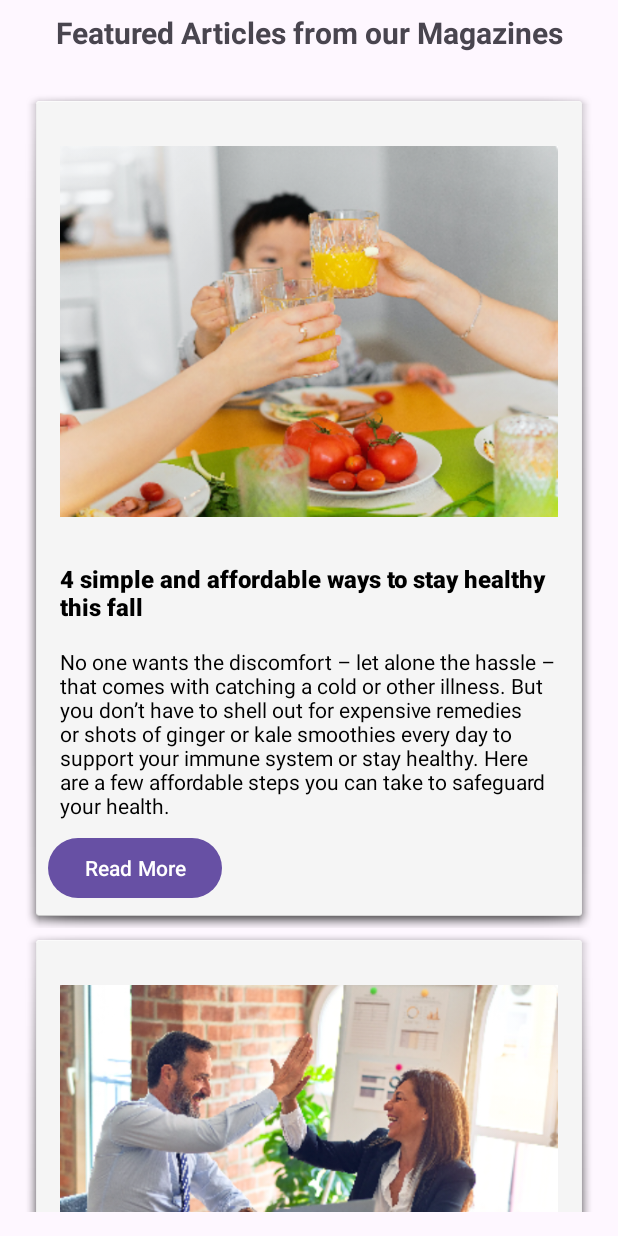
After one commit to AlfieGBC/Group4_4Rent, an Android app: the BlogListActivity screen opened directly, with no data from a screen before it, on a phone screen of 412 x 824 dp. The commit adds this screen. Run offline under Robolectric (Android 15) with nearby library versions, the phone set to English and light mode, and no system bars.

Commit message:
feat: implement the listing page and detail page of bloes

```diff
--- a/app/src/main/AndroidManifest.xml
+++ b/app/src/main/AndroidManifest.xml
@@ -28,6 +28,12 @@
             android:name=".screens.AccountActivity"
             android:exported="false" />
         <activity
+            android:name=".screens.BlogListActivity"
+            android:exported="false" />
+        <activity
+            android:name=".screens.BlogDetailActivity"
+            android:exported="false" />
+        <activity
             android:name=".MyListingsActivity"
             android:exported="false" />
         <activity
--- a/app/src/main/java/com/pp/a4rent/MainActivity.kt
+++ b/app/src/main/java/com/pp/a4rent/MainActivity.kt
@@ -14,6 +14,7 @@ import com.pp.a4rent.screens.RentalsPostListActivity
 import com.pp.a4rent.screens.AccountActivity
 import com.pp.a4rent.screens.LoginActivity
 import com.pp.a4rent.screens.RegisterActivity
+import com.pp.a4rent.screens.BlogListActivity
 
 
 class MainActivity : AppCompatActivity() {
@@ -139,8 +140,8 @@ class MainActivity : AppCompatActivity() {
                 Log.d(TAG, "onOptionsItemSelected: Blog option is selected")
 
                 // navigate to 2nd screen
-//                val sidebarIntent = Intent(this@MainActivity, AccountActivity::class.java)
-//                startActivity(sidebarIntent)
+                val sidebarIntent = Intent(this@MainActivity, BlogListActivity::class.java)
+                startActivity(sidebarIntent)
 
                 return true
             }
--- /dev/null
+++ b/app/src/main/java/com/pp/a4rent/adapters/BlogAdapter.kt
@@ -0,0 +1,51 @@
+package com.pp.a4rent.adapters
+
+import android.view.LayoutInflater
+import android.view.View
+import android.view.ViewGroup
+import android.widget.TextView
+import android.widget.ImageView
+
+import android.widget.Button
+import androidx.recyclerview.widget.RecyclerView
+import com.pp.a4rent.R
+import com.pp.a4rent.models.Blog
+
+import android.util.Log
+
+// BlogAdapter.kt
+class BlogAdapter(
+    private val blogsList: MutableList<Blog>,
+    private val rowClickHandler: (Int) -> Unit
+) : RecyclerView.Adapter<BlogAdapter.BlogViewHolder>() {
+
+    inner class BlogViewHolder(itemView: View) : RecyclerView.ViewHolder(itemView) {
+        init {
+            itemView.findViewById<Button>(R.id.readMoreButton).setOnClickListener {
+                rowClickHandler(adapterPosition)
+            }
+        }
+    }
+
+    override fun onCreateViewHolder(parent: ViewGroup, viewType: Int): BlogViewHolder {
+        val view: View = LayoutInflater.from(parent.context).inflate(R.layout.row_blog_item, parent, false)
+        return BlogViewHolder(view)
+    }
+
+    override fun getItemCount(): Int {
+        return blogsList.size
+    }
+
+    override fun onBindViewHolder(holder: BlogViewHolder, position: Int) {
+        val tvTitle = holder.itemView.findViewById<TextView>(R.id.tvTitle)
+        tvTitle.text = blogsList[position].title
+
+        val tvDetail = holder.itemView.findViewById<TextView>(R.id.tvDetail)
+        tvDetail.text = blogsList[position].description
+
+        val imageView = holder.itemView.findViewById<ImageView>(R.id.image)
+        val imageName = blogsList[position].image
+        val imageResId = holder.itemView.context.resources.getIdentifier(imageName, "drawable", holder.itemView.context.packageName)
+        imageView.setImageResource(imageResId)
+    }
+}
--- /dev/null
+++ b/app/src/main/java/com/pp/a4rent/models/Blog.kt
@@ -0,0 +1,14 @@
+package com.pp.a4rent.models
+
+import java.io.Serializable
+
+class Blog(
+    var title: String,
+    var description: String,
+    var image: String
+) : Serializable {
+
+    override fun toString(): String {
+        return "Blog(title='$title', description='$description', image='$image')"
+    }
+}
--- /dev/null
+++ b/app/src/main/java/com/pp/a4rent/screens/BlogListActivity.kt
@@ -0,0 +1,38 @@
+package com.pp.a4rent.screens
+
+import android.content.Intent
+import androidx.appcompat.app.AppCompatActivity
+import android.os.Bundle
+import androidx.recyclerview.widget.LinearLayoutManager
+import com.pp.a4rent.adapters.BlogAdapter
+import com.pp.a4rent.databinding.ActivityBlogListBinding
+import com.pp.a4rent.models.Blog
+import android.util.Log
+
+// BlogListActivity.kt
+class BlogListActivity : AppCompatActivity() {
+    private lateinit var binding: ActivityBlogListBinding
+
+    override fun onCreate(savedInstanceState: Bundle?) {
+        super.onCreate(savedInstanceState)
+        binding = ActivityBlogListBinding.inflate(layoutInflater)
+        setContentView(binding.root)
+
+        val blogs = listOf(
+            Blog("4 simple and affordable ways to stay healthy this fall", "No one wants the discomfort – let alone the hassle – that comes with catching a cold or other illness. But you don’t have to shell out for expensive remedies or shots of ginger or kale smoothies every day to support your immune system or stay healthy. Here are a few affordable steps you can take to safeguard your health.", "blog1"),
+            Blog("4 ways to minimize financial stress", "For many Canadians, money worries are a source of stress. And the higher cost of borrowing we are experiencing can make things worse for those who are struggling to pay off their debts.", "blog2"),
+            Blog("The ultimate green Halloween hacks", "What colour comes to mind when you think of Halloween? If it’s a bold shade of orange, it’s time to start thinking green.\n" +
+                    "\n" +
+                    "But don’t get spooked out by being an environmental champion, turn your Halloween into Hallow-green with these simple tips that will help protect our environment, one trick (or treat) at a time.", "blog3")
+        )
+
+        val adapter = BlogAdapter(blogs.toMutableList()) { position ->
+            val intent = Intent(this, BlogDetailActivity::class.java)
+            intent.putExtra("blog", blogs[position])
+            startActivity(intent)
+        }
+
+        binding.recyclerView.layoutManager = LinearLayoutManager(this)
+        binding.recyclerView.adapter = adapter
+    }
+}
--- /dev/null
+++ b/app/src/main/res/layout/activity_blog_list.xml
@@ -0,0 +1,29 @@
+<?xml version="1.0" encoding="utf-8"?>
+<LinearLayout xmlns:android="http://schemas.android.com/apk/res/android"
+    xmlns:app="http://schemas.android.com/apk/res-auto"
+    xmlns:tools="http://schemas.android.com/tools"
+    android:layout_width="match_parent"
+    android:layout_height="match_parent"
+    android:orientation="vertical"
+    android:id="@+id/rootLayout"
+    tools:context=".screens.BlogListActivity">
+
+    <TextView
+        android:id="@+id/title"
+        android:layout_width="match_parent"
+        android:layout_height="wrap_content"
+        android:layout_margin="8dp"
+        android:text="Featured Articles from our Magazines"
+        android:textSize="20dp"
+        android:layout_marginBottom="20dp"
+        android:textAlignment="center"
+        android:textStyle="bold" />
+
+    <androidx.recyclerview.widget.RecyclerView
+        android:id="@+id/recyclerView"
+        android:layout_width="match_parent"
+        android:layout_height="match_parent"
+        android:layout_below="@id/title"
+        android:padding="16dp" />
+
+</LinearLayout>
--- /dev/null
+++ b/app/src/main/res/layout/row_blog_item.xml
@@ -0,0 +1,36 @@
+<LinearLayout xmlns:android="http://schemas.android.com/apk/res/android"
+    android:layout_width="match_parent"
+    android:layout_height="wrap_content"
+    android:background="@android:drawable/dialog_holo_light_frame"
+    android:orientation="vertical"
+    android:padding="16dp">
+
+    <ImageView
+        android:id="@+id/image"
+        android:layout_width="wrap_content"
+        android:layout_height="wrap_content"
+        android:layout_margin="8dp" />
+
+    <TextView
+        android:id="@+id/tvTitle"
+        android:layout_width="wrap_content"
+        android:layout_height="wrap_content"
+        android:layout_margin="8dp"
+        android:fontFamily="sans-serif-black"
+        android:textColor="#000000"
+        android:textSize="16sp" />
+
+    <TextView
+        android:id="@+id/tvDetail"
+        android:layout_width="wrap_content"
+        android:layout_height="wrap_content"
+        android:layout_margin="8dp"
+        android:textColor="#000000"
+        android:textSize="14sp" />
+
+    <Button
+        android:id="@+id/readMoreButton"
+        android:layout_width="wrap_content"
+        android:layout_height="wrap_content"
+        android:text="Read More" />
+</LinearLayout>
```
Also changed, not shown: app/src/main/java/com/pp/a4rent/screens/BlogDetailActivity.kt (added, +28 -0 lines), app/src/main/res/layout/activity_blog_detail.xml (added, +30 -0 lines), app/src/main/res/drawable/blog1.png (added), app/src/main/res/drawable/blog2.png (added), app/src/main/res/drawable/blog3.png (added).
